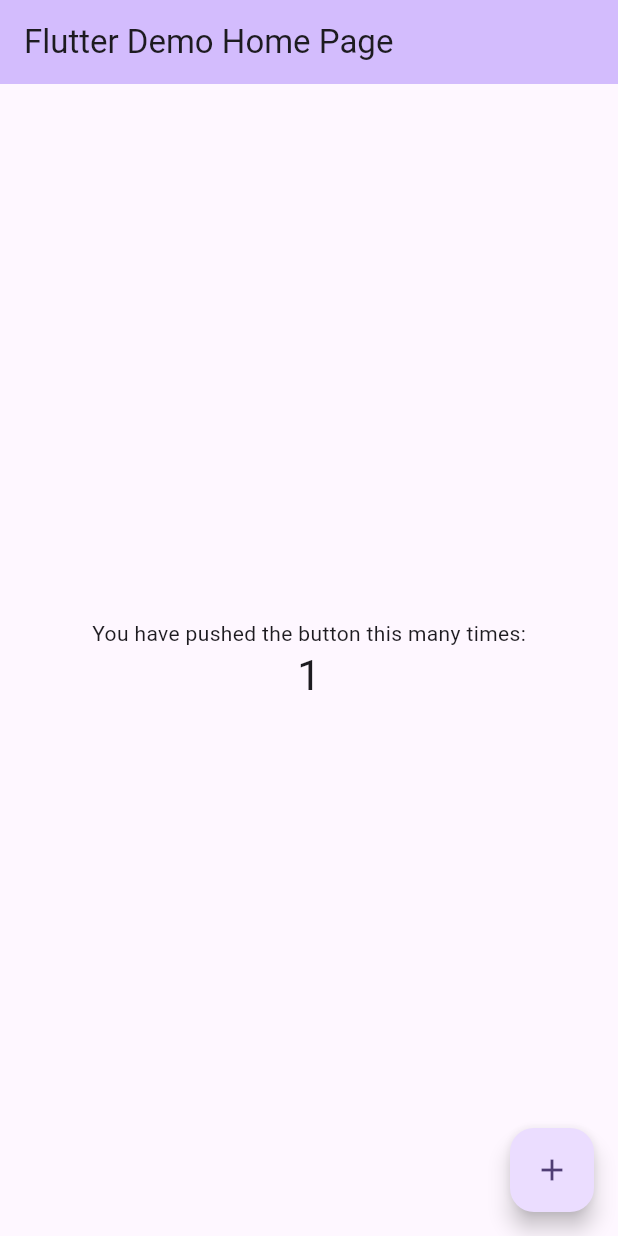
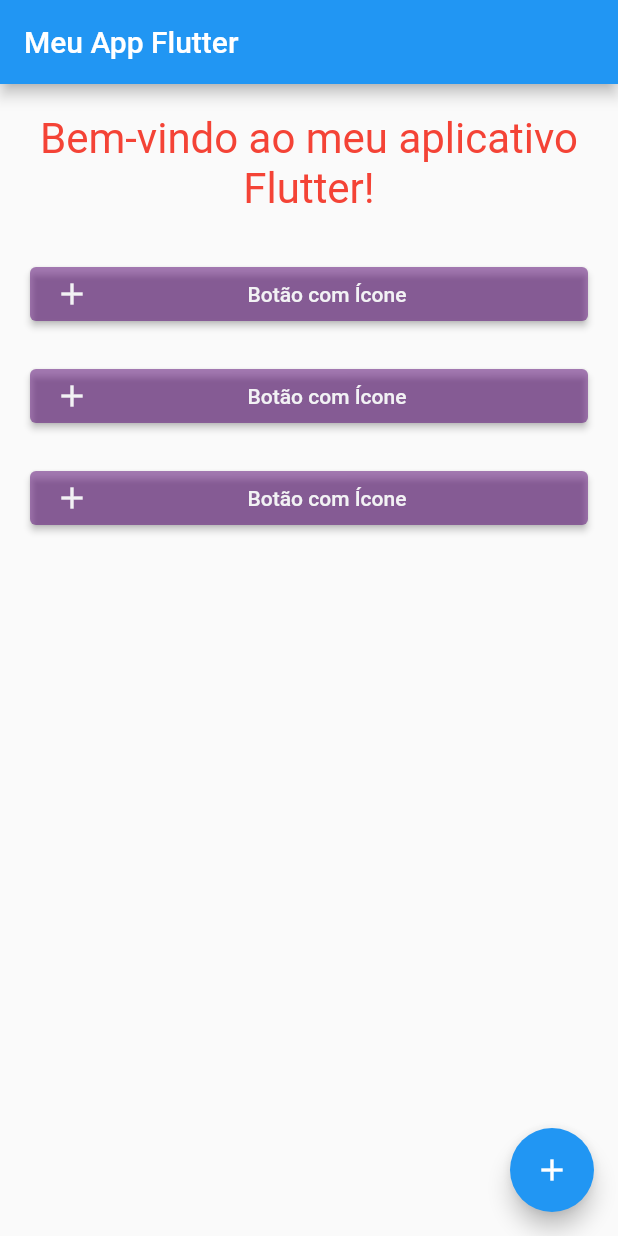
Before and after one commit to jonkstro/flutter-testes, a Flutter app: the screen it shows after launch, after a tap on the "add" icon, on a phone screen of 412 x 824 dp. Run offline on Flutter 3.47's test engine with Material 2 defaults, Android fonts, the phone set to English and light mode, and no system bars.

Commit message:
Criado classes questao e resposta

```diff
--- a/lib/main.dart
+++ b/lib/main.dart
@@ -1,125 +1,55 @@
+// ignore_for_file: prefer_const_constructors, avoid_print, prefer_const_literals_to_create_immutables
+
+import 'package:curso/questao.dart';
+import 'package:curso/resposta.dart';
 import 'package:flutter/material.dart';
 
-void main() {
-  runApp(const MyApp());
-}
+void main() => runApp(MyApp());
 
 class MyApp extends StatelessWidget {
-  const MyApp({super.key});
-
-  // This widget is the root of your application.
   @override
   Widget build(BuildContext context) {
     return MaterialApp(
-      title: 'Flutter Demo',
-      theme: ThemeData(
-        // This is the theme of your application.
-        //
-        // TRY THIS: Try running your application with "flutter run". You'll see
-        // the application has a blue toolbar. Then, without quitting the app,
-        // try changing the seedColor in the colorScheme below to Colors.green
-        // and then invoke "hot reload" (save your changes or press the "hot
-        // reload" button in a Flutter-supported IDE, or press "r" if you used
-        // the command line to start the app).
-        //
-        // Notice that the counter didn't reset back to zero; the application
-        // state is not lost during the reload. To reset the state, use hot
-        // restart instead.
-        //
-        // This works for code too, not just values: Most code changes can be
-        // tested with just a hot reload.
-        colorScheme: ColorScheme.fromSeed(seedColor: Colors.deepPurple),
-        useMaterial3: true,
-      ),
-      home: const MyHomePage(title: 'Flutter Demo Home Page'),
+      home: MyScaffoldApp(),
     );
   }
 }
 
-class MyHomePage extends StatefulWidget {
-  const MyHomePage({super.key, required this.title});
-
-  // This widget is the home page of your application. It is stateful, meaning
-  // that it has a State object (defined below) that contains fields that affect
-  // how it looks.
-
-  // This class is the configuration for the state. It holds the values (in this
-  // case the title) provided by the parent (in this case the App widget) and
-  // used by the build method of the State. Fields in a Widget subclass are
-  // always marked "final".
-
-  final String title;
-
-  @override
-  State<MyHomePage> createState() => _MyHomePageState();
-}
-
-class _MyHomePageState extends State<MyHomePage> {
-  int _counter = 0;
-
-  void _incrementCounter() {
-    setState(() {
-      // This call to setState tells the Flutter framework that something has
-      // changed in this State, which causes it to rerun the build method below
-      // so that the display can reflect the updated values. If we changed
-      // _counter without calling setState(), then the build method would not be
-      // called again, and so nothing would appear to happen.
-      _counter++;
-    });
-  }
+class MyScaffoldApp extends StatelessWidget {
+  int _qtd = 0;
 
   @override
   Widget build(BuildContext context) {
-    // This method is rerun every time setState is called, for instance as done
-    // by the _incrementCounter method above.
-    //
-    // The Flutter framework has been optimized to make rerunning build methods
-    // fast, so that you can just rebuild anything that needs updating rather
-    // than having to individually change instances of widgets.
     return Scaffold(
       appBar: AppBar(
-        // TRY THIS: Try changing the color here to a specific color (to
-        // Colors.amber, perhaps?) and trigger a hot reload to see the AppBar
-        // change color while the other colors stay the same.
-        backgroundColor: Theme.of(context).colorScheme.inversePrimary,
-        // Here we take the value from the MyHomePage object that was created by
-        // the App.build method, and use it to set our appbar title.
-        title: Text(widget.title),
+        title: Text('Meu App Flutter'),
       ),
       body: Center(
-        // Center is a layout widget. It takes a single child and positions it
-        // in the middle of the parent.
-        child: Column(
-          // Column is also a layout widget. It takes a list of children and
-          // arranges them vertically. By default, it sizes itself to fit its
-          // children horizontally, and tries to be as tall as its parent.
-          //
-          // Column has various properties to control how it sizes itself and
-          // how it positions its children. Here we use mainAxisAlignment to
-          // center the children vertically; the main axis here is the vertical
-          // axis because Columns are vertical (the cross axis would be
-          // horizontal).
-          //
-          // TRY THIS: Invoke "debug painting" (choose the "Toggle Debug Paint"
-          // action in the IDE, or press "p" in the console), to see the
-          // wireframe for each widget.
-          mainAxisAlignment: MainAxisAlignment.center,
-          children: <Widget>[
-            const Text(
-              'You have pushed the button this many times:',
-            ),
-            Text(
-              '$_counter',
-              style: Theme.of(context).textTheme.headlineMedium,
-            ),
+        child: Center(
+            child: Column(
+          children: [
+            Questao('Bem-vindo ao meu aplicativo Flutter!'),
+            Resposta("Resposta 1"),
+            Resposta("Resposta 2"),
+            Resposta("Resposta 3"),
+            // ElevatedButton(
+            //   onPressed: () {
+            //     // write your onPressed function here
+            //     print('Button Pressed');
+            //   },
+            //   child: Text('Press Me'),
+            // ),
           ],
-        ),
+        )),
       ),
       floatingActionButton: FloatingActionButton(
-        onPressed: _incrementCounter,
-        tooltip: 'Increment',
-        child: const Icon(Icons.add),
-      ), // This trailing comma makes auto-formatting nicer for build methods.
+        onPressed: () {
+          // Adicione ação ao botão Flutuante aqui
+          _qtd++;
+          print("Apertado " + _qtd.toString() + " vezes");
+        },
+        child: Icon(Icons.add),
+      ),
     );
   }
 }
--- /dev/null
+++ b/lib/questao.dart
@@ -0,0 +1,19 @@
+import 'package:flutter/material.dart';
+
+class Questao extends StatelessWidget {
+  final String texto;
+  const Questao(this.texto, {super.key});
+
+  @override
+  Widget build(BuildContext context) {
+    return Container(
+      width: double.infinity,
+      margin: EdgeInsets.all(20),
+      child: Text(
+        texto,
+        style: const TextStyle(fontSize: 28, color: Colors.red),
+        textAlign: TextAlign.center,
+      ),
+    );
+  }
+}
--- /dev/null
+++ b/lib/resposta.dart
@@ -0,0 +1,43 @@
+// ignore_for_file: prefer_const_constructors, prefer_const_literals_to_create_immutables
+
+import 'package:flutter/material.dart';
+
+class Resposta extends StatelessWidget {
+  final String _resposta;
+  const Resposta(this._resposta, {super.key});
+
+  @override
+  Widget build(BuildContext context) {
+    return Container(
+      margin: EdgeInsets.fromLTRB(20, 10, 20, 10),
+      width: double.infinity,
+      child: ElevatedButton(
+        onPressed: () {
+          print("Apertei no botao " + _resposta);
+        },
+        style: ButtonStyle(
+          // // Cor do botão
+          backgroundColor:
+              MaterialStateProperty.all(Color.fromARGB(129, 87, 4, 115)),
+          // Cor do ícone e do texto
+          foregroundColor:
+              MaterialStateProperty.all(Color.fromARGB(255, 242, 242, 244)),
+          // Cor de realce quando pressionado
+          overlayColor: MaterialStateProperty.all(Colors.transparent),
+        ),
+        child: Row(
+          children: [
+            Icon(Icons.add, color: Color.fromARGB(255, 242, 242, 244)), // Ícone
+            // Text('Botão com Ícone'),
+            // Aqui vai ficar o texto no meio e o icone no começo
+            Expanded(
+              child: Center(
+                child: Text('Botão com Ícone'),
+              ),
+            )
+          ],
+        ),
+      ),
+    );
+  }
+}
```
Also changed, not shown: 1 other file.
